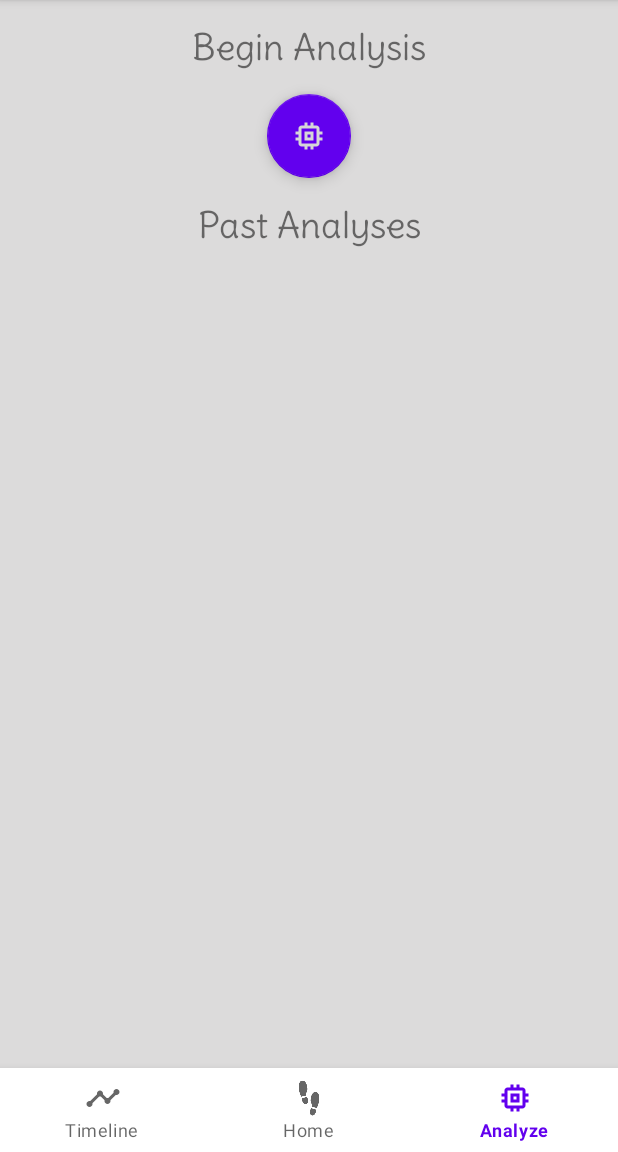
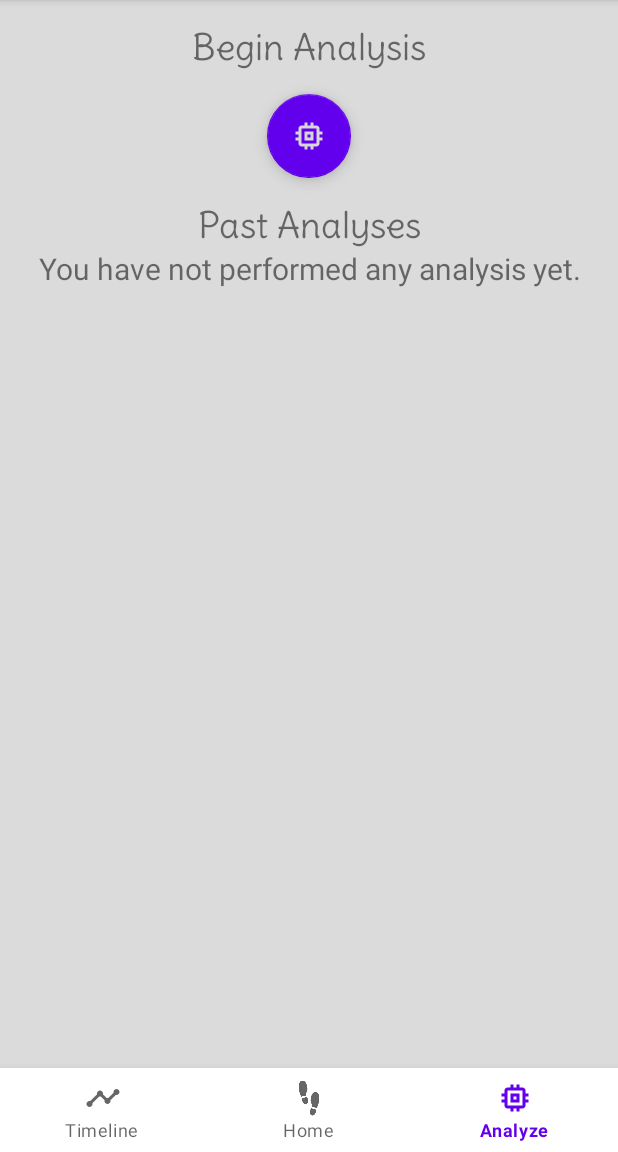
Before and after one commit to paperfront/Journey, an Android app: the screen it shows after launch once a user with an empty profile is signed in (MainActivity), item 3 of the bottom bar chosen, on a phone screen of 412 x 824 dp, the part 84-1236 px from its top. Run offline under Robolectric (Android 15) with nearby library versions, the phone set to English and light mode, and no system bars; our stand-ins replace Firebase (no records; nobody signed in at launch, a user with empty details on screens opened directly), Timber.

Commit message:
Analysis fragment now shows a message to the user if they have not performed any analysis yet

```diff
--- a/app/src/main/java/com/example/journey/fragments/AnalysisFragment.java
+++ b/app/src/main/java/com/example/journey/fragments/AnalysisFragment.java
@@ -13,6 +13,7 @@ import android.view.LayoutInflater;
 import android.view.View;
 import android.view.ViewGroup;
 import android.widget.Button;
+import android.widget.TextView;
 
 import com.example.journey.R;
 import com.example.journey.activities.BeginAnalysisActivity;
@@ -36,6 +37,7 @@ public class AnalysisFragment extends Fragment {
     private FragmentAnalysisBinding binding;
     private FloatingActionButton btBeginAnalysis;
     private RecyclerView rvAnalysis;
+    private TextView tvNoAnalysis;
 
     private AnalysisAdapter adapter;
     private List<Analysis> analysisList;
@@ -79,6 +81,7 @@ public class AnalysisFragment extends Fragment {
     private void bindElements() {
         btBeginAnalysis = binding.btBeginAnalysis;
         rvAnalysis = binding.rvAnalysis;
+        tvNoAnalysis = binding.tvNoAnalysis;
     }
 
     private void setupElements() {
@@ -106,6 +109,10 @@ public class AnalysisFragment extends Fragment {
     }
 
     private void loadAnalysisList() {
-
+        if (analysisList.isEmpty()) {
+            tvNoAnalysis.setVisibility(View.VISIBLE);
+        } else {
+            tvNoAnalysis.setVisibility(View.GONE);
+        }
     }
 }
--- a/app/src/main/res/layout/fragment_analysis.xml
+++ b/app/src/main/res/layout/fragment_analysis.xml
@@ -48,6 +48,16 @@
             android:textAlignment="center"
             android:textSize="24sp"/>
 
+        <TextView
+            android:id="@+id/tvNoAnalysis"
+            android:layout_width="wrap_content"
+            android:layout_height="wrap_content"
+            android:layout_gravity="center"
+            android:visibility="gone"
+            android:textSize="20dp"
+            android:textAlignment="center"
+            android:text="You have not performed any analysis yet."/>
+
         <androidx.recyclerview.widget.RecyclerView
             android:id="@+id/rvAnalysis"
             android:paddingTop="8dp"
```
Also changed, not shown: app/src/main/java/com/example/journey/activities/BeginAnalysisActivity.java (line endings or trailing spaces).
